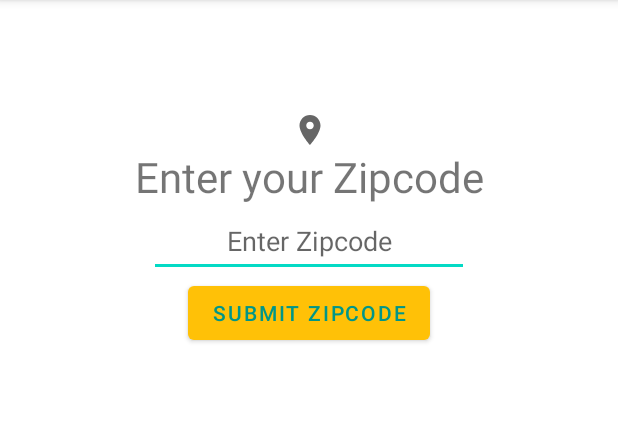
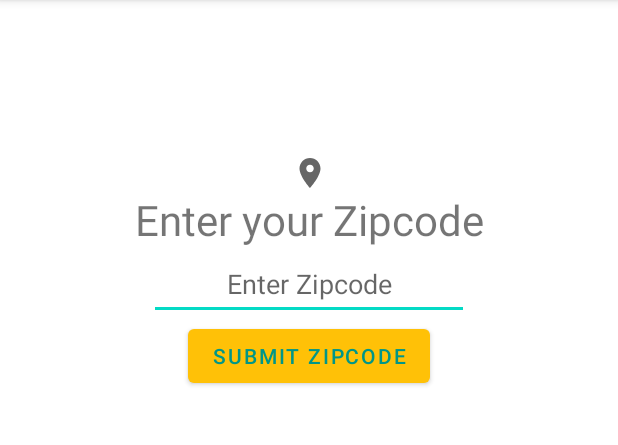
Before and after one commit to dszvivian/goobar_project1, an Android app: the screen it shows after launch (MainActivity), on a phone screen of 412 x 824 dp, the part 84-529 px from its top. Run offline under Robolectric (Android 15) with nearby library versions, the phone set to English and light mode, and no system bars.

Commit message:
Fragments

```diff
--- a/app/build.gradle
+++ b/app/build.gradle
@@ -37,6 +37,7 @@ dependencies {
     implementation 'androidx.appcompat:appcompat:1.4.1'
     implementation 'com.google.android.material:material:1.5.0'
     implementation 'androidx.constraintlayout:constraintlayout:2.1.3'
+    implementation 'androidx.legacy:legacy-support-v4:1.0.0'
     testImplementation 'junit:junit:4.13.2'
     androidTestImplementation 'androidx.test.ext:junit:1.1.3'
     androidTestImplementation 'androidx.test.espresso:espresso-core:3.4.0'
--- /dev/null
+++ b/app/src/main/java/com/example/goobar_project1/AppNavigator.kt
@@ -0,0 +1,6 @@
+package com.example.goobar_project1
+
+interface AppNavigator {
+    fun navigateToCurrentForecast(zipcode: String)
+    fun navigateToLocationEntry()
+}
--- a/app/src/main/java/com/example/goobar_project1/MainActivity.kt
+++ b/app/src/main/java/com/example/goobar_project1/MainActivity.kt
@@ -16,8 +16,10 @@ import androidx.lifecycle.Observer
 import androidx.recyclerview.widget.LinearLayoutManager
 import androidx.recyclerview.widget.RecyclerView
 import com.example.goobar_project1.details.ForecastDetailsActivity
+import com.example.goobar_project1.forecast.CurrentForecastFragment
+import com.example.goobar_project1.location.LocationEntryFragment
 
-class MainActivity : AppCompatActivity() {
+class MainActivity : AppCompatActivity() , AppNavigator {
 
     val forecastRepository = ForecastRepository()
     private lateinit var tempDisplaySettingManager: TempDisplaySettingManager
@@ -26,43 +28,46 @@ class MainActivity : AppCompatActivity() {
         super.onCreate(savedInstanceState)
         setContentView(R.layout.activity_main)
 
-        val etZipcode: EditText = findViewById(R.id.et_zipcode)
-        val tvZipcode: TextView = findViewById(R.id.tv_zipcode)
-        val btnEnter: Button = findViewById(R.id.btn_zipcode)
+//        tempDisplaySettingManager = TempDisplaySettingManager(this)
+//
+//
+//        val rvForecastList : RecyclerView = findViewById(R.id.rv_forecastList)
+//        val dailyForecastAdapter = DailyForecastAdapter(tempDisplaySettingManager){forecast ->
+//            forecastdetailsIntent(forecast)
+//        }
+//        rvForecastList.adapter = dailyForecastAdapter
+//        rvForecastList.layoutManager = LinearLayoutManager(this)
+//
+//
+//
+//
+//        val weeklyForecastObserver =  Observer<List<DailyForecast>> {forecastItems ->
+//            dailyForecastAdapter.submitList(forecastItems)
+//        }
+//
+//        forecastRepository.weeklyForecast.observe(this , weeklyForecastObserver)
 
-        tempDisplaySettingManager = TempDisplaySettingManager(this)
+        supportFragmentManager
+            .beginTransaction()
+            .add(R.id.fragmentContainer , LocationEntryFragment())
+            .commit()
 
-        //region recycler view declarations
+    }
 
-        val rvForecastList : RecyclerView = findViewById(R.id.rv_forecastList)
-        val dailyForecastAdapter = DailyForecastAdapter(tempDisplaySettingManager){forecast ->
-            forecastdetailsIntent(forecast)
-        }
-        rvForecastList.adapter = dailyForecastAdapter
-        rvForecastList.layoutManager = LinearLayoutManager(this)
+    override fun navigateToCurrentForecast(zipcode: String) {
+//        forecastRepository.loadForecast(zipcode)
 
-        //endregion
+        supportFragmentManager
+            .beginTransaction()
+            .replace(R.id.fragmentContainer,CurrentForecastFragment.newnstance(zipcode))
+            .commit()
+    }
 
-        btnEnter.setOnClickListener {
-
-            val zipcode: String = etZipcode.text.toString()
-
-            if(zipcode.length != 5){
-                Toast.makeText(this@MainActivity, R.string.error_zipcode_entry , Toast.LENGTH_SHORT).show()
-                etZipcode.text.clear()
-            }else{
-                forecastRepository.loadForecast(zipcode)
-                etZipcode.text.clear()
-            }
-
-        }
-
-        val weeklyForecastObserver =  Observer<List<DailyForecast>> {forecastItems ->
-            dailyForecastAdapter.submitList(forecastItems)
-        }
-
-        forecastRepository.weeklyForecast.observe(this , weeklyForecastObserver)
-
+    override fun navigateToLocationEntry() {
+        supportFragmentManager
+            .beginTransaction()
+            .replace(R.id.fragmentContainer,LocationEntryFragment())
+            .commit()
     }
 
     // Explicit Intent to share data b/w ForecastDetailsActivity
@@ -92,4 +97,5 @@ class MainActivity : AppCompatActivity() {
 
 
 
+
 }
--- /dev/null
+++ b/app/src/main/java/com/example/goobar_project1/location/LocationEntryFragment.kt
@@ -0,0 +1,56 @@
+package com.example.goobar_project1.location
+
+import android.content.Context
+import android.os.Bundle
+import androidx.fragment.app.Fragment
+import android.view.LayoutInflater
+import android.view.View
+import android.view.ViewGroup
+import android.widget.Button
+import android.widget.EditText
+import android.widget.Toast
+import com.example.goobar_project1.AppNavigator
+import com.example.goobar_project1.R
+
+class LocationEntryFragment : Fragment() {
+
+    private lateinit var appNavigator: AppNavigator
+
+    override fun onAttach(context: Context) {
+        super.onAttach(context)
+        appNavigator = context as AppNavigator
+    }
+
+    override fun onCreateView(
+        inflater: LayoutInflater, container: ViewGroup?,
+        savedInstanceState: Bundle?
+    ): View? {
+        // Inflate the layout for this fragment
+        val view = inflater.inflate(R.layout.fragment_location_entry, container, false)
+
+        // code here
+        val etZipcode: EditText = view.findViewById(R.id.et_zipcode)
+        val btnEnter: Button = view.findViewById(R.id.btn_zipcode)
+
+        btnEnter.setOnClickListener {
+
+            val zipcode: String = etZipcode.text.toString()
+
+            if(zipcode.length != 5){
+                Toast.makeText(requireContext(), R.string.error_zipcode_entry , Toast.LENGTH_SHORT).show()
+                etZipcode.text.clear()
+            }
+            else{
+//                forecastRepository.loadForecast(zipcode)
+                appNavigator.navigateToCurrentForecast(zipcode)
+
+            }
+
+        }
+
+
+        return view ;
+    }
+
+
+}
--- /dev/null
+++ b/app/src/main/res/drawable/ic_baseline_add_circle_24.xml
@@ -0,0 +1,5 @@
+<vector android:height="24dp" android:tint="#FDFDFD"
+    android:viewportHeight="24" android:viewportWidth="24"
+    android:width="24dp" xmlns:android="http://schemas.android.com/apk/res/android">
+    <path android:fillColor="@android:color/white" android:pathData="M12,2C6.48,2 2,6.48 2,12s4.48,10 10,10 10,-4.48 10,-10S17.52,2 12,2zM17,13h-4v4h-2v-4L7,13v-2h4L11,7h2v4h4v2z"/>
+</vector>
--- a/app/src/main/res/layout/activity_main.xml
+++ b/app/src/main/res/layout/activity_main.xml
@@ -7,60 +7,15 @@
     android:orientation="vertical"
     tools:context=".MainActivity">
 
-    <ImageView
-        android:id="@+id/imageView"
-        android:layout_width="wrap_content"
-        android:layout_height="wrap_content"
-        app:layout_constraintBottom_toTopOf="@+id/tv_zipcode"
-        app:layout_constraintEnd_toEndOf="@+id/tv_zipcode"
-        app:layout_constraintStart_toStartOf="@+id/tv_zipcode"
-        app:srcCompat="@drawable/ic_baseline_location_on_24" />
+    <FrameLayout
+        android:id="@+id/fragmentContainer"
+        android:layout_width="match_parent"
+        android:layout_height="0dp"
+        app:layout_constraintEnd_toEndOf="parent"
+        app:layout_constraintTop_toTopOf="parent"
+        app:layout_constraintStart_toStartOf="parent"
+        app:layout_constraintHeight_percent="1"
 
-    <TextView
-        android:id="@+id/tv_zipcode"
-        android:layout_width="wrap_content"
-        android:layout_height="wrap_content"
-        android:text="Enter your Zipcode"
-        android:textSize="28sp"
-        app:layout_constraintBottom_toTopOf="@+id/et_zipcode"
-        app:layout_constraintEnd_toEndOf="@+id/et_zipcode"
-        app:layout_constraintStart_toStartOf="@+id/et_zipcode" />
-
-    <EditText
-        android:id="@+id/et_zipcode"
-        android:layout_width="wrap_content"
-        android:layout_height="wrap_content"
-        android:ems="10"
-        android:gravity="center"
-        android:hint="Enter Zipcode"
-        android:inputType="number"
-        android:minHeight="48dp"
-        app:layout_constraintBottom_toBottomOf="parent"
-        app:layout_constraintEnd_toEndOf="parent"
-        app:layout_constraintStart_toStartOf="parent"
-        app:layout_constraintTop_toTopOf="parent"
-        app:layout_constraintVertical_bias="0.19" />
-
-    <Button
-        android:id="@+id/btn_zipcode"
-        android:layout_width="wrap_content"
-        android:layout_height="wrap_content"
-        android:text="Submit Zipcode"
-        app:layout_constraintEnd_toEndOf="@+id/et_zipcode"
-        app:layout_constraintStart_toStartOf="@+id/et_zipcode"
-        app:layout_constraintTop_toBottomOf="@+id/et_zipcode" />
-
-    <androidx.recyclerview.widget.RecyclerView
-        android:id="@+id/rv_forecastList"
-        android:layout_width="0dp"
-        android:layout_height="0dp"
-        app:layout_constraintBottom_toBottomOf="parent"
-        app:layout_constraintEnd_toEndOf="parent"
-        app:layout_constraintStart_toStartOf="parent"
-        app:layout_constraintTop_toBottomOf="@+id/btn_zipcode"
-        android:layout_marginTop="16dp"
-        android:layout_marginRight="16dp"
-        android:layout_marginLeft="16dp"
         />
 
 </androidx.constraintlayout.widget.ConstraintLayout>
--- /dev/null
+++ b/app/src/main/res/layout/fragment_location_entry.xml
@@ -0,0 +1,53 @@
+<?xml version="1.0" encoding="utf-8"?>
+<androidx.constraintlayout.widget.ConstraintLayout xmlns:android="http://schemas.android.com/apk/res/android"
+    xmlns:app="http://schemas.android.com/apk/res-auto"
+    xmlns:tools="http://schemas.android.com/tools"
+    android:layout_width="match_parent"
+    android:layout_height="match_parent"
+    tools:context=".location.LocationEntryFragment">
+
+    <ImageView
+        android:id="@+id/imageView"
+        android:layout_width="wrap_content"
+        android:layout_height="wrap_content"
+        app:layout_constraintBottom_toTopOf="@+id/tv_zipcode"
+        app:layout_constraintEnd_toEndOf="@+id/tv_zipcode"
+        app:layout_constraintStart_toStartOf="@+id/tv_zipcode"
+        app:srcCompat="@drawable/ic_baseline_location_on_24" />
+
+    <TextView
+        android:id="@+id/tv_zipcode"
+        android:layout_width="wrap_content"
+        android:layout_height="wrap_content"
+        android:text="Enter your Zipcode"
+        android:textSize="28sp"
+        app:layout_constraintBottom_toTopOf="@+id/et_zipcode"
+        app:layout_constraintEnd_toEndOf="@+id/et_zipcode"
+        app:layout_constraintStart_toStartOf="@+id/et_zipcode" />
+
+    <EditText
+        android:id="@+id/et_zipcode"
+        android:layout_width="wrap_content"
+        android:layout_height="wrap_content"
+        android:ems="10"
+        android:gravity="center"
+        android:hint="Enter Zipcode"
+        android:inputType="number"
+        android:minHeight="48dp"
+        app:layout_constraintBottom_toBottomOf="parent"
+        app:layout_constraintEnd_toEndOf="parent"
+        app:layout_constraintStart_toStartOf="parent"
+        app:layout_constraintTop_toTopOf="parent"
+        app:layout_constraintVertical_bias="0.23000002" />
+
+    <Button
+        android:id="@+id/btn_zipcode"
+        android:layout_width="wrap_content"
+        android:layout_height="wrap_content"
+        android:text="Submit Zipcode"
+        app:layout_constraintEnd_toEndOf="@+id/et_zipcode"
+        app:layout_constraintStart_toStartOf="@+id/et_zipcode"
+        app:layout_constraintTop_toBottomOf="@+id/et_zipcode" />
+
+
+</androidx.constraintlayout.widget.ConstraintLayout>
--- a/app/src/main/res/values/strings.xml
+++ b/app/src/main/res/values/strings.xml
@@ -4,4 +4,6 @@
     <string name="forecast_clicked_toast">Forecast: %1$.2f %2$s</string>
 
     <string name="forecast_details">Forecast Details</string>
+    <!-- TODO: Remove or change this placeholder text -->
+    <string name="hello_blank_fragment">Hello blank fragment</string>
 </resources>
```
Also changed, not shown: app/src/main/java/com/example/goobar_project1/forecast/CurrentForecastFragment.kt (added, +94 -0 lines), app/src/main/res/layout/fragment_current_forecast.xml (added, +31 -0 lines).
